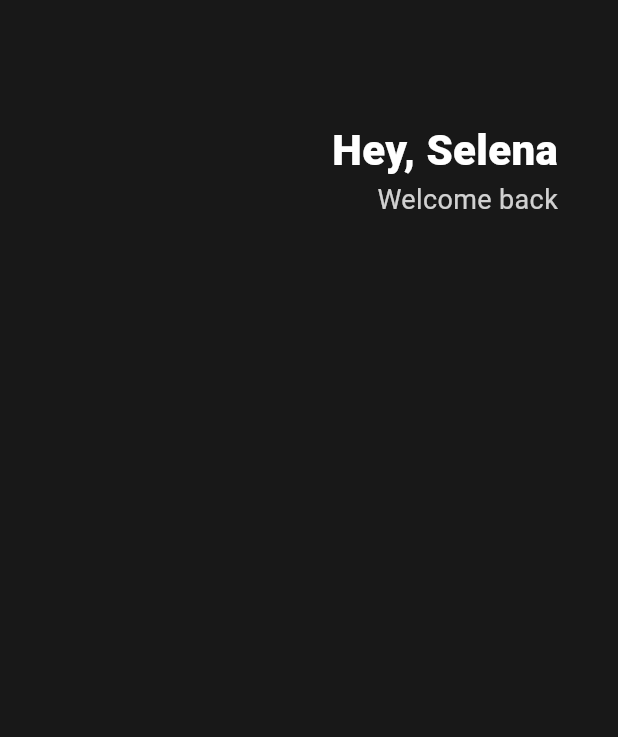
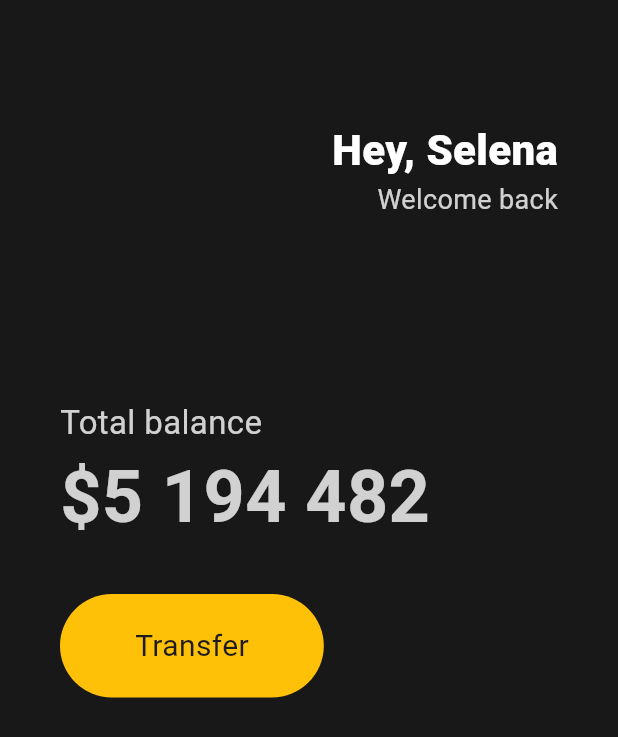
Before and after one commit to jiwoo-hongb/Study_Dart, a Flutter app: the screen it shows after launch, on a phone screen of 412 x 824 dp. Shown: the top 737 px of the screen. Run offline on Flutter 3.47's test engine with Material 3 defaults, Android fonts, the phone set to English and light mode, and no system bars.

Commit message:
UI practice(ver 1)

```diff
--- a/lib/main.dart
+++ b/lib/main.dart
@@ -20,16 +20,21 @@ class App extends StatelessWidget {
         home: Scaffold(
       backgroundColor: Color(0xFF181818),
       body: Padding(
-          padding: EdgeInsets.symmetric(horizontal: 40), //수평으로 40의 간격 제공
+          padding: EdgeInsets.symmetric(
+            horizontal: 40,
+            ), //수평으로 40의 간격 제공
           child: Column(
+            crossAxisAlignment: CrossAxisAlignment.start,
             children: [
               SizedBox(
                 height: 80,
               ),
               Row(
+                // 수평으로 놓고 싶을 때 Row의 mainAxis / 수직 = Row의 crossAxis
                 mainAxisAlignment: MainAxisAlignment.end,
                 children: [
                   Column(
+                    // 수직으로 놓고 싶을 때 Column의 mainAxis / 수평 = Column의 crossAxis
                     crossAxisAlignment: CrossAxisAlignment.end,
                     children: [
                       Text(
@@ -50,6 +55,47 @@ class App extends StatelessWidget {
                     ],
                   )
                 ],
+              ),
+              SizedBox(
+                height: 120,
+              ),
+              Text(
+                "Total balance",
+                style: TextStyle(
+                  fontSize: 22,
+                  color: Colors.white.withOpacity(0.8),
+                ),
+              ),
+              Text(
+                "\$5 194 482",
+                style: TextStyle(
+                  fontSize: 48,
+                  fontWeight: FontWeight.w600,
+                  color: Colors.white.withOpacity(0.8),
+                ),
+              ),
+              SizedBox(
+                height: 30,
+              ),
+              Row(
+                children: [
+                  Container(
+                    decoration: BoxDecoration(
+                      color: Colors.amber,
+                      borderRadius: BorderRadius.circular(45),
+                    ),
+                    child: Padding(
+                      padding: EdgeInsets.symmetric(
+                        vertical: 20, horizontal: 50,
+                      ),
+                      child: Text("Transfer",
+                        style: TextStyle(
+                          fontSize: 20,
+                        ),
+                      ),
+                    )
+                  ),
+                ],
               )
             ],
           )),
```
